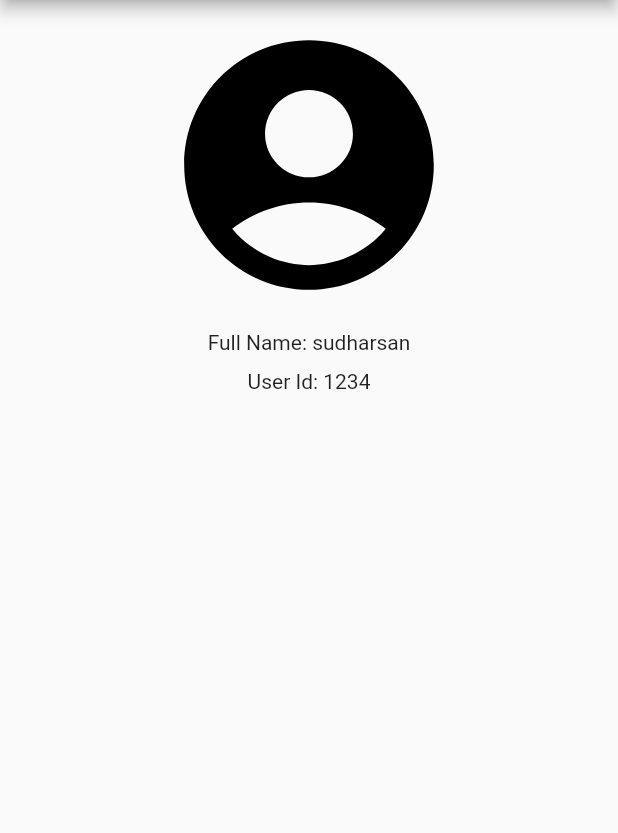
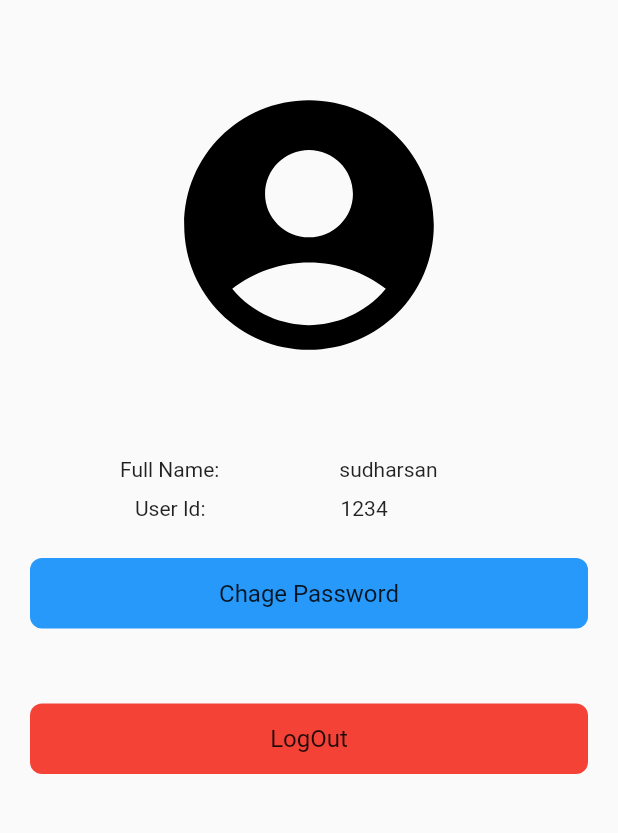
Before and after one commit to vscsudhar/student_attendance, a Flutter app: the ProfileView screen opened by its route, on a phone screen of 412 x 824 dp, the part 84-917 px from its top. Run offline on Flutter 3.47's test engine with Material 2 defaults, Android fonts, the phone set to English and light mode, and no system bars; our stand-ins replace dropdown_textfield, get_it, stacked, stacked_services; Roboto replaces fonts that are missing (times new roman).

Commit message:
update profile

```diff
--- a/lib/ui/dashboard/widget_drawer.dart
+++ b/lib/ui/dashboard/widget_drawer.dart
@@ -1,5 +1,4 @@
 import 'package:flutter/material.dart';
-import 'package:workspace/ui/dashboard/dashboard_view.dart';
 import 'package:workspace/ui/login/login_view.dart';
 import 'package:workspace/ui/profiles/profile_view.dart';
 import 'package:workspace/ui/shared/styles.dart';
--- a/lib/ui/profiles/profile_view.dart
+++ b/lib/ui/profiles/profile_view.dart
@@ -1,7 +1,9 @@
 import 'package:flutter/material.dart';
 import 'package:stacked/stacked.dart';
+import 'package:workspace/ui/login/login_view.dart';
 import 'package:workspace/ui/profiles/profile_viewmodel.dart';
 import 'package:workspace/ui/shared/styles.dart';
+import 'package:workspace/ui/widgets/box.dart';
 
 import 'widget_drawer1/widget_drawer1.dart';
 
@@ -22,17 +24,78 @@ class _ProfileViewState extends State<ProfileView> {
           appBar: AppBar(
             backgroundColor: appcolor2699FB,
             title: const Text('Profile'),
+            elevation: 0,
           ),
-          body: Container(
-            padding: defaultPadding10,
-            child: Column(children: const [
-              Icon(Icons.account_circle, size: 200, color: Colors.black),
+          body: Column(
+            children: [
+              const SizedBox(
+                width: double.infinity,
+                height: 300,
+                child: Icon(Icons.account_circle, size: 200, color: Colors.black),
+              ),
+              Row(
+                crossAxisAlignment: CrossAxisAlignment.center,
+                children: const [
+                  Padding(
+                    padding: EdgeInsets.symmetric(horizontal: 80, vertical: 5),
+                    child: Text('Full Name:'),
+                  ),
+                  Text('sudharsan ')
+                ],
+              ),
+              Row(
+                children: const [
+                  Padding(
+                    padding: EdgeInsets.symmetric(horizontal: 90, vertical: 5),
+                    child: Text('User Id:'),
+                  ),
+                  Text('1234')
+                ],
+              ),
+              Box(
+                  child: Text(
+                'Chage Password',
+                style: fontFamilyRegular.size16,
+                textAlign: TextAlign.center,
+              )),
               verticalSpacing10,
-              Center(child: Text('Full Name: sudharsan')),
-              verticalSpacing10,
-              Text('User Id: 1234'),
-              verticalSpacing10,
-            ]),
+              Box(
+                onTap: () {
+                  showDialog(
+                      context: context,
+                      builder: (context) {
+                        return AlertDialog(
+                          title: const Text("LogOut"),
+                          content: const Text('Are you sure to want Logout?'),
+                          actions: [
+                            IconButton(
+                                onPressed: () {
+                                  Navigator.pop(context);
+                                },
+                                icon: const Icon(
+                                  Icons.cancel,
+                                  color: Colors.redAccent,
+                                )),
+                            IconButton(
+                                onPressed: () {
+                                  Navigator.push(context, MaterialPageRoute(builder: (context) => const LoginView()));
+                                },
+                                icon: const Icon(
+                                  Icons.done,
+                                  color: appcolor2699FB,
+                                ))
+                          ],
+                        );
+                      });
+                },
+                child: Text(
+                  'LogOut',
+                  textAlign: TextAlign.center,
+                  style: fontFamilyRegular.size16,
+                ),
+                boxColor: Colors.red,
+              )
+            ],
           ),
           drawer: const DrawerView1(),
         );
```
Also changed, not shown: lib/ui/dashboard/dashboard_view.dart (+5 -5 lines).
